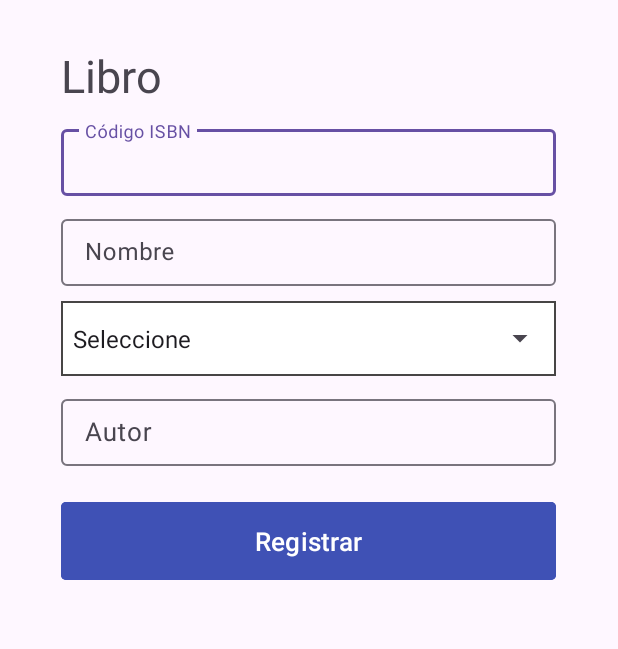
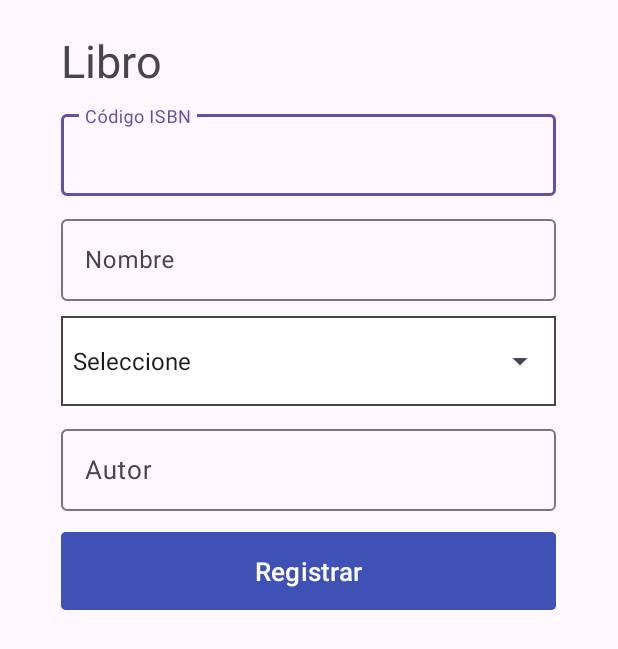
Before and after one commit to 01JuanCarlos/Consumir_API_de_Libros, an Android app: the screen it shows after launch (LibroActivity), on a phone screen of 412 x 824 dp. Shown: the top 649 px of the screen. Run offline under Robolectric (Android 15) with nearby library versions, the phone set to English and light mode, and no system bars; our stand-ins replace Room's generated code.

Commit message:
:pregunta 1

```diff
--- a/app/src/main/java/com/jc/cl2/LibroActivity.kt
+++ b/app/src/main/java/com/jc/cl2/LibroActivity.kt
@@ -2,11 +2,20 @@ package com.jc.cl2
 
 import android.os.Bundle
 import android.widget.ArrayAdapter
+import android.widget.Button
+import android.widget.EditText
 import android.widget.Spinner
+import androidx.appcompat.app.AlertDialog
 import androidx.appcompat.app.AppCompatActivity
+import androidx.lifecycle.ViewModelProvider
+import androidx.recyclerview.widget.LinearLayoutManager
+import androidx.recyclerview.widget.RecyclerView
+import com.jc.cl2.database.Libro
+import java.time.LocalDateTime
 
-class LibroActivity: AppCompatActivity() {
+class LibroActivity: AppCompatActivity(),LibroAdapter.ItemClickListener {
 
+    private lateinit var libroViewModel: LibroViewModel;
 
     private var ListaCategoria: Spinner?=null
     override fun onCreate(savedInstanceState: Bundle?) {
@@ -14,9 +23,74 @@ class LibroActivity: AppCompatActivity() {
         setContentView(R.layout.activity_libros)
 
         ListaCategoria=findViewById(R.id.categorias)
-        val listaCategoria= arrayOf("Seleccione","Desayuno","Almuerzos","Postres","Bebidas")
+        val listaCategoria= arrayOf("Seleccione","Drama","Narrativo","lirico","didactico")
         var adaptador: ArrayAdapter<String> = ArrayAdapter(this,android.R.layout.simple_spinner_item,listaCategoria)
         ListaCategoria?.adapter=adaptador
 
+//////////////////////
+        libroViewModel=run {
+            ViewModelProvider(this)[LibroViewModel::class.java]
+        }
+
+        val textCodigo = findViewById<EditText>(R.id.txtCodigo)
+        val textNombre = findViewById<EditText>(R.id.txtNombre)
+        val textAutor = findViewById<EditText>(R.id.txtAutor)
+
+        val btnRegis = findViewById<Button>(R.id.btn_registrar)
+        btnRegis.setOnClickListener {
+            alertWithDesignCustom()
+            var nombre = textNombre.text.toString()
+            val codigo = textCodigo.text.toString().toInt()
+            val autor =textAutor.text.toString()
+            var libro=Libro(codigo,nombre,autor)
+
+            libroViewModel.savelibroWithCoroutines(libro)
+            textCodigo.setText("")
+            textNombre.setText("")
+            textAutor.setText("")
+
+        }
+
+
+////////////////
+        val recyclerLibros = findViewById<RecyclerView>(R.id.recyclerLibros)
+        val adapter= LibroAdapter(this)
+        recyclerLibros.adapter=adapter
+        recyclerLibros.layoutManager= LinearLayoutManager(this)
+
+        libroViewModel.libros?.observe(this){ libros->
+            libros?.let{
+                adapter.setLibro(libros)
+            }
+        }
+
+
+
+
 }
+
+
+    fun alertWithDesignCustom() {
+
+        val builder = AlertDialog.Builder(this)
+
+
+        val inflater = layoutInflater
+        val dialogLayout = inflater.inflate(R.layout.alert, null)
+        builder.setView(dialogLayout)
+
+
+        val btnAceptar = dialogLayout.findViewById<Button>(R.id.btnAceptar)
+
+        val mAlertDialog = builder.show()
+
+        btnAceptar.setOnClickListener {
+
+
+            mAlertDialog.dismiss()
+        }
+    }
+    override fun onItemClick(libro: Libro) {
+        TODO("Not yet implemented")
+    }
 }
--- /dev/null
+++ b/app/src/main/java/com/jc/cl2/LibroAdapter.kt
@@ -0,0 +1,39 @@
+package com.jc.cl2
+
+import android.view.LayoutInflater
+import android.view.ViewGroup
+import androidx.recyclerview.widget.RecyclerView
+import com.jc.cl2.database.Libro
+
+class LibroAdapter(val mItemClickListener: ItemClickListener):
+    RecyclerView.Adapter<LibroViewHolder>()  {
+
+    private var librolist= emptyList<Libro>()
+
+    fun setLibro(libro:List<Libro>){
+        this.librolist=libro
+        this.notifyDataSetChanged()
+    }
+
+    override fun onCreateViewHolder(parent: ViewGroup, viewType: Int): LibroViewHolder {
+            val inflater = LayoutInflater.from(parent.context)
+            return LibroViewHolder(inflater, parent)
+        }
+
+        override fun getItemCount(): Int {
+            return librolist.size
+        }
+
+        override fun onBindViewHolder(holder: LibroViewHolder, position: Int) {
+            val libro: Libro = librolist[position]
+            holder.bind(libro)
+            holder.itemView.setOnClickListener{
+                mItemClickListener.onItemClick(libro)
+            }
+        }
+
+    interface ItemClickListener{
+        fun onItemClick(libro:Libro)
+    }
+
+}
--- /dev/null
+++ b/app/src/main/java/com/jc/cl2/LibroRepository.kt
@@ -0,0 +1,41 @@
+package com.jc.cl2
+
+import android.app.Application
+import androidx.lifecycle.LiveData
+import com.jc.cl2.database.DataBase
+import com.jc.cl2.database.Libro
+import com.jc.cl2.database.LibroDAO
+import kotlinx.coroutines.Dispatchers
+import kotlinx.coroutines.withContext
+
+class LibroRepository (application: Application)  {
+
+    private val librodao:LibroDAO?=
+        DataBase.getInstance(application)?.librodao()
+
+    suspend fun insetLibroWithCorovtines(libro:Libro){
+        processInsertLibro(libro)
+    }
+    private  suspend fun processInsertLibro(libro:Libro){
+        withContext(Dispatchers.Default){
+            librodao?.insert(libro)
+        }
+    }
+
+
+
+    suspend fun updateLibroWithCoroutines(libro:Libro) {
+        processUpdateLibro(libro)
+    }
+
+    private suspend fun processUpdateLibro(libro:Libro) {
+        withContext(Dispatchers.Default) {
+            librodao?.update(libro)
+        }
+    }
+
+    fun getLibro(): LiveData<List<Libro>>?{
+        return librodao?.list()
+
+    }
+}
--- /dev/null
+++ b/app/src/main/java/com/jc/cl2/LibroViewModel.kt
@@ -0,0 +1,28 @@
+package com.jc.cl2
+
+import android.app.Application
+import androidx.lifecycle.AndroidViewModel
+import androidx.lifecycle.viewModelScope
+import com.jc.cl2.database.Libro
+import kotlinx.coroutines.launch
+
+class LibroViewModel (application: Application): AndroidViewModel(application){
+
+    private val repository = LibroRepository(application)
+
+    val libros = repository.getLibro()
+
+    fun savelibroWithCoroutines(libro: Libro) {
+        viewModelScope.launch {
+            repository.insetLibroWithCorovtines(libro)
+        }
+    }
+
+    fun upatelibroWithCoroutines(libro: Libro) {
+        viewModelScope.launch {
+            repository.updateLibroWithCoroutines(libro)
+        }
+    }
+
+
+}
--- /dev/null
+++ b/app/src/main/java/com/jc/cl2/database/DataBase.kt
@@ -0,0 +1,30 @@
+package com.jc.cl2.database
+
+import android.content.Context
+import androidx.room.Database
+import androidx.room.Room
+import androidx.room.RoomDatabase
+
+
+@Database(entities=[Libro::class], version=1)
+abstract class DataBase: RoomDatabase() {
+
+    abstract fun librodao():LibroDAO
+
+    companion object{
+        private const val DATABASE_NAME="db_CL2"
+        @Volatile
+        private  var INSTANCE:DataBase?=null
+
+        fun getInstance(context: Context):DataBase?{
+            INSTANCE?:synchronized(this){
+                INSTANCE= Room.databaseBuilder(
+                    context.applicationContext,
+                    DataBase::class.java,
+                    DATABASE_NAME
+                ).build()
+            }
+            return INSTANCE
+        }
+    }
+}
--- /dev/null
+++ b/app/src/main/java/com/jc/cl2/database/LibroDAO.kt
@@ -0,0 +1,22 @@
+package com.jc.cl2.database
+
+import androidx.lifecycle.LiveData
+import androidx.room.Dao
+import androidx.room.Delete
+import androidx.room.Insert
+import androidx.room.Query
+import androidx.room.Update
+@Dao
+interface LibroDAO{
+    @Insert
+    fun insert(libro: Libro)
+
+    @Update
+    fun update(libro: Libro)
+
+    @Delete
+    fun delete(libro: Libro)
+
+    @Query("SELECT * FROM tb_Libro ORDER BY codigo DESC")
+    fun list(): LiveData<List<Libro>>
+}
--- a/app/src/main/res/layout/activity_libros.xml
+++ b/app/src/main/res/layout/activity_libros.xml
@@ -6,7 +6,7 @@
     xmlns:tools="http://schemas.android.com/tools"
     android:orientation="vertical"
     android:layout_gravity="center_horizontal"
-    android:layout_margin="30dp">
+    android:layout_margin="20dp">
 
 
     <TextView
@@ -17,7 +17,7 @@
         android:layout_marginBottom="10dp"/>
     <com.google.android.material.textfield.TextInputLayout
         android:layout_width="match_parent"
-        android:layout_height="50dp"
+        android:layout_height="60dp"
         android:hint="Código ISBN"
         android:layout_marginBottom="10dp">
         <com.google.android.material.textfield.TextInputEditText
@@ -32,7 +32,7 @@
 
     <com.google.android.material.textfield.TextInputLayout
         android:layout_width="match_parent"
-        android:layout_height="50dp"
+        android:layout_height="60dp"
         android:hint="Nombre"
         android:layout_marginBottom="10dp">
         <com.google.android.material.textfield.TextInputEditText
@@ -45,7 +45,7 @@
 
     <com.google.android.material.textfield.TextInputLayout
         android:layout_width="match_parent"
-        android:layout_height="50dp"
+        android:layout_height="60dp"
         android:background="@drawable/borde_list"
         android:layout_marginBottom="10dp">
    <Spinner
@@ -59,9 +59,9 @@
 
     <com.google.android.material.textfield.TextInputLayout
         android:layout_width="match_parent"
-        android:layout_height="50dp"
+        android:layout_height="60dp"
         android:hint="Autor"
-        android:layout_marginBottom="20dp">
+        android:layout_marginBottom="10dp">
         <com.google.android.material.textfield.TextInputEditText
             android:id="@+id/txtAutor"
             android:layout_width="match_parent"
@@ -70,6 +70,7 @@
             android:textSize="17dp"/>
     </com.google.android.material.textfield.TextInputLayout>
     <Button
+        android:id="@+id/btn_registrar"
         android:layout_width="match_parent"
         android:layout_height="60dp"
         android:hint="Registrar"
@@ -77,12 +78,12 @@
         android:textColorHint="@color/white"
         android:backgroundTint="@color/blue"
         app:cornerRadius="3dp"
-        android:layout_marginBottom="20dp"/>
+        android:layout_marginBottom="10dp"/>
 
     <androidx.recyclerview.widget.RecyclerView
         android:id="@+id/recyclerLibros"
         android:layout_width="match_parent"
-        android:layout_height="281dp"
+        android:layout_height="270dp"
         tools:listitem="@layout/item_libro" />
 
 </LinearLayout>
--- a/app/src/main/res/values/colors.xml
+++ b/app/src/main/res/values/colors.xml
@@ -3,4 +3,5 @@
     <color name="black">#FF000000</color>
     <color name="white">#FFFFFFFF</color>
     <color name="blue">#3F51B5</color>
+    <color name="gray">#A9A9AA</color>
 </resources>
--- a/app/src/main/res/values/themes.xml
+++ b/app/src/main/res/values/themes.xml
@@ -1,6 +1,6 @@
 <resources xmlns:tools="http://schemas.android.com/tools">
     <!-- Base application theme. -->
-    <style name="Base.Theme.CL2" parent="Theme.Material3.DayNight.NoActionBar">
+    <style name="Base.Theme.CL2" parent="Theme.Material3.Light.NoActionBar">
         <!-- Customize your light theme here. -->
         <!-- <item name="colorPrimary">@color/my_light_primary</item> -->
     </style>
```
Also changed, not shown: app/build.gradle.kts (+36 -3 lines), app/src/main/java/com/jc/cl2/LibroViewHolder.kt (added, +34 -0 lines), app/src/main/java/com/jc/cl2/MainActivity.kt (deleted, +0 -11 lines), app/src/main/java/com/jc/cl2/database/Libro.kt (added, +19 -0 lines), app/src/main/res/drawable/borde_gray.xml (added, +17 -0 lines), app/src/main/res/drawable/border_blue.xml (added, +17 -0 lines), app/src/main/res/layout/activity_main.xml (deleted, +0 -18 lines), app/src/main/res/layout/alert.xml (added, +42 -0 lines).
